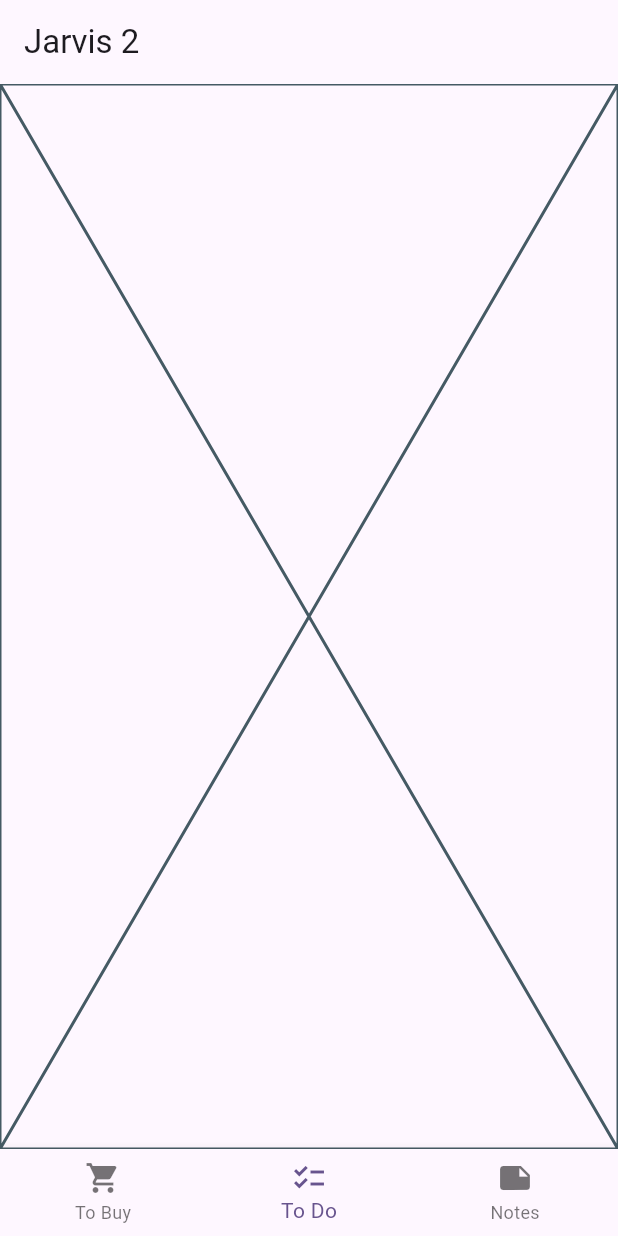
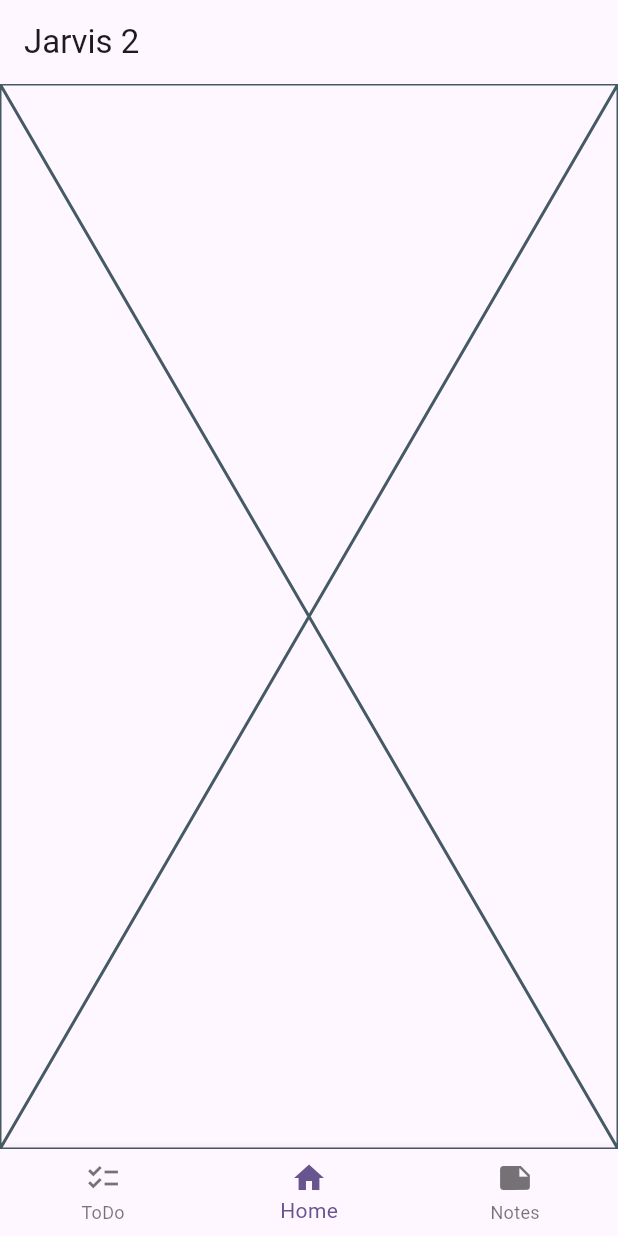
Before and after one commit to Teoneag/jarvis_2, a Flutter app: the screen it shows after launch, on a phone screen of 412 x 824 dp. Run offline on Flutter 3.47's test engine with Material 3 defaults, Android fonts, the phone set to English and light mode, and no system bars; our stand-ins replace cloud_firestore, firebase_core; accounts and stored records are empty; generated files the repository leaves out were written again.

Commit message:
4-todo basic working

```diff
--- /dev/null
+++ b/lib/home_page.dart
@@ -0,0 +1,21 @@
+import 'package:flutter/material.dart';
+import 'abstracts/page.dart';
+
+class HomePage extends BasePage {
+  @override
+  String get title => 'Home';
+  @override
+  IconData get icon => Icons.home;
+
+  const HomePage({super.key});
+
+  @override
+  State<HomePage> createState() => _HomePageState();
+}
+
+class _HomePageState extends State<HomePage> {
+  @override
+  Widget build(BuildContext context) {
+    return const Placeholder();
+  }
+}
--- a/lib/main.dart
+++ b/lib/main.dart
@@ -1,9 +1,16 @@
+import 'package:firebase_core/firebase_core.dart';
 import 'package:flutter/material.dart';
-import 'package:jarvis_2/pages/NotesPage.dart';
-import 'package:jarvis_2/pages/ToBuyPage.dart';
-import 'package:jarvis_2/pages/ToDoPage.dart';
+import '/firebase_options.dart';
+import 'abstracts/page.dart';
+import '/home_page.dart';
+import '/skills/notes/notes_page.dart';
+import '/skills/to_do/to_do_page.dart';
 
-void main() {
+void main() async {
+  WidgetsFlutterBinding.ensureInitialized();
+  await Firebase.initializeApp(
+    options: DefaultFirebaseOptions.currentPlatform,
+  );
   runApp(const MyApp());
 }
 
@@ -30,13 +37,14 @@ class MyHomePage extends StatefulWidget {
   State<MyHomePage> createState() => _MyHomePageState();
 }
 
+final List<BasePage> _pages = <BasePage>[
+  const ToDoPage(),
+  const HomePage(),
+  const NotesPage(),
+];
+
 class _MyHomePageState extends State<MyHomePage> {
   int _selectedIndex = 1;
-  final List<Widget> _pages = <Widget>[
-    ToBuyPage(),
-    ToDoPage(),
-    NotesPage(),
-  ];
 
   void _onItemTapped(int index) {
     setState(() {
@@ -50,24 +58,17 @@ class _MyHomePageState extends State<MyHomePage> {
       appBar: AppBar(
         title: const Text('Jarvis 2'),
       ),
-      body: _pages[_selectedIndex],
+      body: IndexedStack(
+        index: _selectedIndex,
+        children: _pages,
+      ),
       bottomNavigationBar: BottomNavigationBar(
-        items: const <BottomNavigationBarItem>[
-          BottomNavigationBarItem(
-            icon: Icon(Icons.shopping_cart),
-            label: 'To Buy',
-          ),
-          BottomNavigationBarItem(
-            icon: Icon(Icons.checklist),
-            label: 'To Do',
-          ),
-          BottomNavigationBarItem(
-            icon: Icon(Icons.note),
-            label: 'Notes',
-          ),
-        ],
+        onTap: _onItemTapped,
         currentIndex: _selectedIndex,
-        onTap: _onItemTapped,
+        items: _pages
+            .map((page) => BottomNavigationBarItem(
+                icon: Icon(page.icon), label: page.title))
+            .toList(),
       ),
     );
   }
--- a/lib/pages/ToDoPage.dart
+++ /dev/null
@@ -1,15 +0,0 @@
-import 'package:flutter/material.dart';
-
-class ToDoPage extends StatefulWidget {
-  const ToDoPage({super.key});
-
-  @override
-  State<ToDoPage> createState() => _ToDoPageState();
-}
-
-class _ToDoPageState extends State<ToDoPage> {
-  @override
-  Widget build(BuildContext context) {
-    return const Placeholder();
-  }
-}
--- a/pubspec.yaml
+++ b/pubspec.yaml
@@ -35,6 +35,8 @@ dependencies:
   # The following adds the Cupertino Icons font to your application.
   # Use with the CupertinoIcons class for iOS style icons.
   cupertino_icons: ^1.0.2
+  firebase_core: ^2.27.0
+  cloud_firestore: ^4.15.8
 
 dev_dependencies:
   flutter_test:
```
Also changed, not shown: lib/abstracts/page.dart (added, +18 -0 lines), lib/pages/ToBuyPage.dart (deleted, +0 -15 lines), lib/skills/notes/notes_page.dart (renamed from lib/pages/NotesPage.dart, +7 -1 lines), lib/skills/to_do/dialogs/add_task_dialog.dart (added, +123 -0 lines), lib/skills/to_do/enums/priority_enum.dart (added, +20 -0 lines), lib/skills/to_do/firestore/firestore_methods.dart (added, +47 -0 lines), lib/skills/to_do/models/task_model.dart (added, +59 -0 lines), lib/skills/to_do/to_do_page.dart (added, +94 -0 lines), pubspec.lock, 4 other files.
